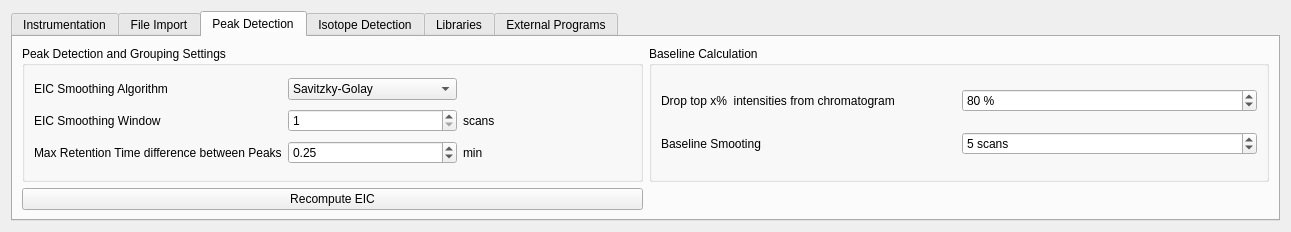
Above: mzroll/forms/settingsform.ui from ElucidataInc/ElMaven before the change. Below: the same form after it.
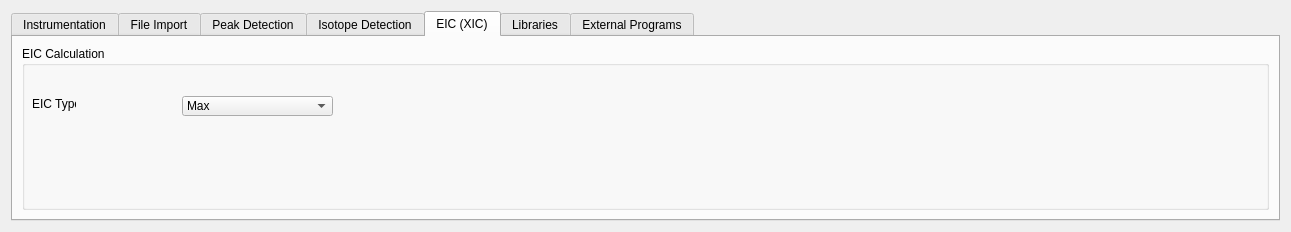
That is the form after the change. The open tabs and pages were chosen to show the change. Icons and pictures are not drawn.

Commit message: Ftr: Option to select Eic types (Sum, Max) in Options Tab

What changed in the file:
```diff
--- a/mzroll/forms/settingsform.ui
+++ b/mzroll/forms/settingsform.ui
@@ -731,6 +731,53 @@
        </item>
       </layout>
      </widget>
+     <widget class="QWidget" name="eicOptions">
+      <attribute name="title">
+       <string>EIC (XIC)</string>
+      </attribute>
+      <layout class="QHBoxLayout" name="horizontalLayout_5">
+       <item>
+        <widget class="QGroupBox" name="eicCalculation">
+         <property name="title">
+          <string>EIC Calculation</string>
+         </property>
+         <widget class="QComboBox" name="eicTypeComboBox">
+          <property name="geometry">
+           <rect>
+            <x>160</x>
+            <y>50</y>
+            <width>151</width>
+            <height>20</height>
+           </rect>
+          </property>
+          <item>
+           <property name="text">
+            <string>Max</string>
+           </property>
+          </item>
+          <item>
+           <property name="text">
+            <string>Sum</string>
+           </property>
+          </item>
+         </widget>
+         <widget class="QLabel" name="label_28">
+          <property name="geometry">
+           <rect>
+            <x>10</x>
+            <y>50</y>
+            <width>44</width>
+            <height>16</height>
+           </rect>
+          </property>
+          <property name="text">
+           <string>EIC Type</string>
+          </property>
+         </widget>
+        </widget>
+       </item>
+      </layout>
+     </widget>
      <widget class="QWidget" name="Libraries">
       <attribute name="title">
        <string>Libraries</string>
```
The commit also changes 7 other files.
